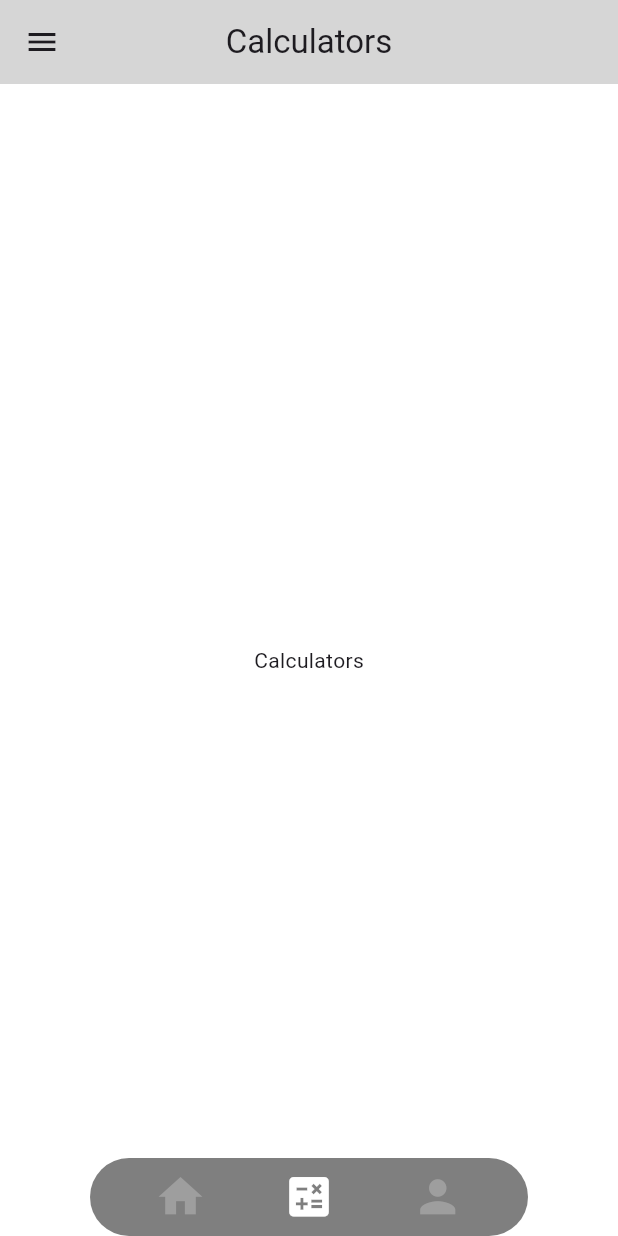
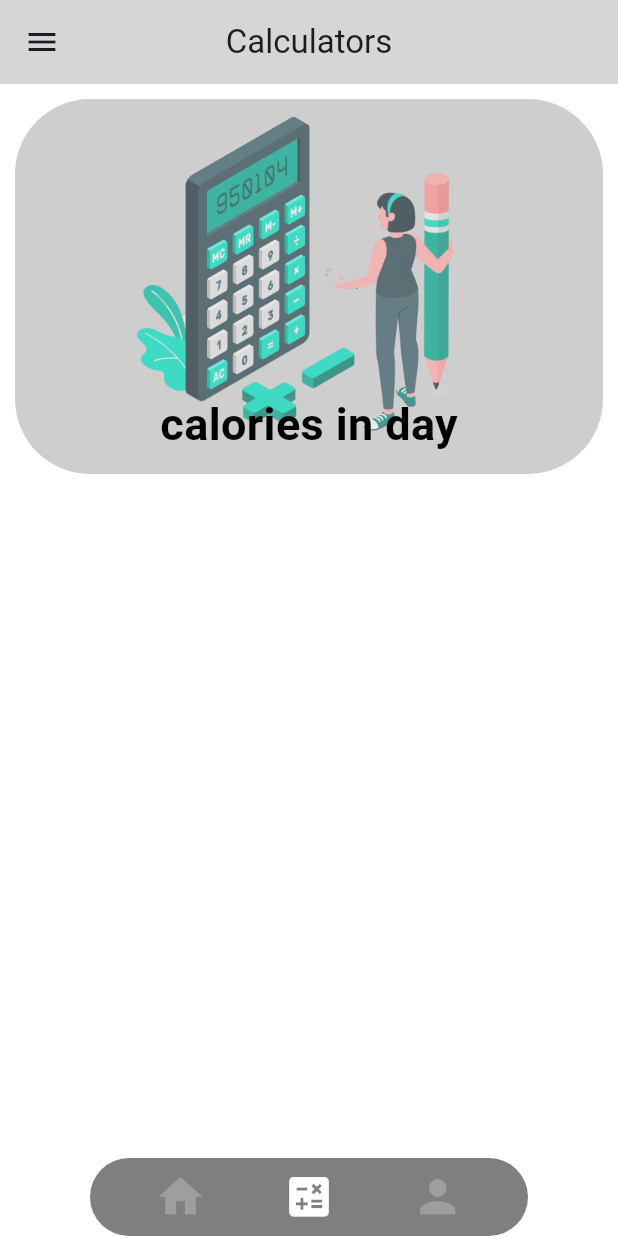
Before and after one commit to Amr-3li/Linkify-Social-Media-App, a Flutter app: the HomePage screen opened directly, swiped to page 2, on a phone screen of 412 x 824 dp. Run offline on Flutter 3.47's test engine with Material 3 defaults, Android fonts, the phone set to English and light mode, and no system bars; our stand-ins replace bloc, cached_network_image, cloud_firestore, device_preview, dio, firebase_auth and 3 more; accounts and stored records are empty; network calls fail.

Commit message:
finish calcolator component in calculator page

```diff
--- a/lib/Features/calculators/presentation/view/calculators_page.dart
+++ b/lib/Features/calculators/presentation/view/calculators_page.dart
@@ -1,4 +1,5 @@
 import 'package:flutter/material.dart';
+import 'package:true_gym/Features/calculators/presentation/view/widgets/calculator_page_body.dart';
 import 'package:true_gym/consts.dart';
 
 class CalculatorsPage extends StatelessWidget {
@@ -19,6 +20,6 @@ class CalculatorsPage extends StatelessWidget {
                 shadowColor: MyColors.shadowColor,
               )
             ],
-        body: const Center(child: Text("Calculators")));
+        body: const CalculatorsPageBody());
   }
 }
--- /dev/null
+++ b/lib/Features/calculators/presentation/view/widgets/calculator_page_body.dart
@@ -0,0 +1,41 @@
+import 'package:flutter/material.dart';
+import 'package:true_gym/consts.dart';
+
+class CalculatorsPageBody extends StatelessWidget {
+  const CalculatorsPageBody({super.key});
+
+  @override
+  Widget build(BuildContext context) {
+    return Padding(
+      padding: const EdgeInsets.all(10),
+      child: Column(
+        children: [
+          Container(
+            width: double.infinity,
+            height: 250,
+            decoration: const BoxDecoration(
+                borderRadius: BorderRadius.all(Radius.circular(50)),
+                color: MyColors.calculatorContainerColor,
+                image: DecorationImage(
+                  image: AssetImage("assets/images/calculator.png"),
+                  fit: BoxFit.contain,
+                  opacity: 0.7,
+                )),
+            child: const Align(
+              alignment: Alignment.bottomCenter,
+              child: Padding(
+                padding: EdgeInsets.only(bottom: 12.0),
+                child: Text("calories in day",
+                    style: TextStyle(
+                      color: Colors.black,
+                      fontSize: 30,
+                      fontWeight: FontWeight.bold,
+                    )),
+              ),
+            ),
+          ),
+        ],
+      ),
+    );
+  }
+}
--- a/lib/consts.dart
+++ b/lib/consts.dart
@@ -4,7 +4,8 @@ abstract class MyColors {
   static const Color shadowColor = Color.fromARGB(255, 0, 0, 0);
   static const Color fontColor = Color.fromARGB(255, 0, 0, 0);
   static const Color appBarColor = Color.fromARGB(199, 202, 202, 202);
-
+  static const Color calculatorContainerColor =
+      Color.fromARGB(255, 206, 206, 206);
   static const Color iconColor = Color.fromARGB(255, 156, 156, 156);
   static const Color light = Color.fromARGB(255, 255, 255, 255);
 }
```
Also changed, not shown: assets/images/calculator.png (added), lib/Features/calculators/presentation/view/widgets/calculator_component.dart (added).
